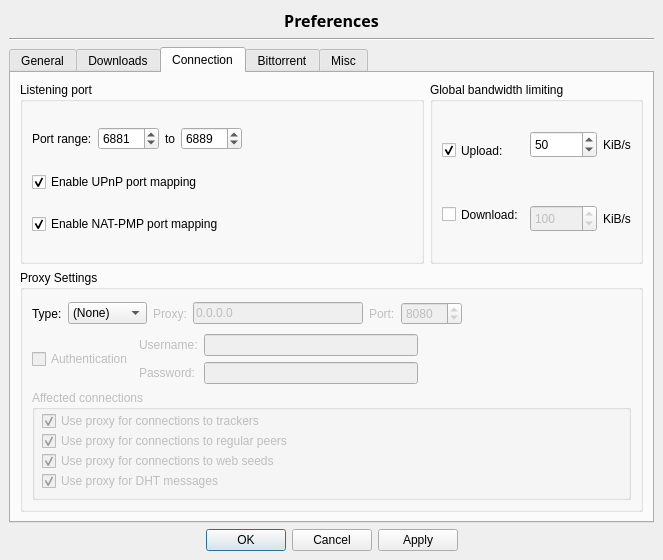
Qt form src/options.ui (qbittorrent/qBittorrent) before a commit.
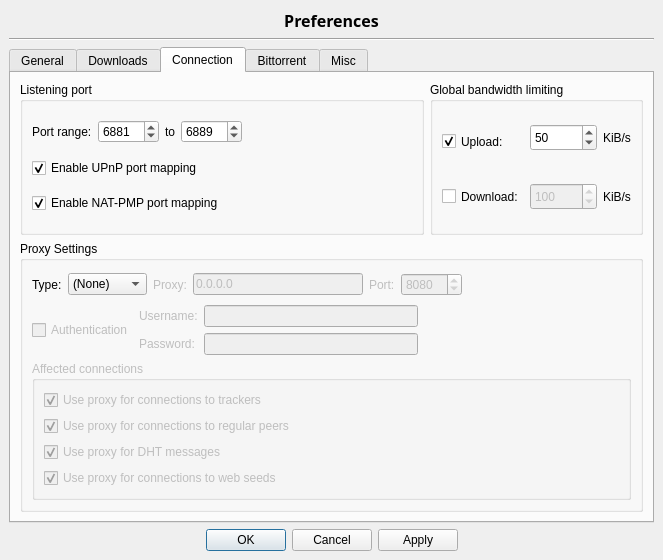
The same form after that commit. The open tabs and pages were chosen to show the change. Icons and pictures are not drawn.

Commit message: - BUGFIX: Fixed proxy layout in program preferences

Diff of the .ui file:
```diff
--- a/src/options.ui
+++ b/src/options.ui
@@ -947,14 +947,14 @@
               <property name="title" >
                <string>Affected connections</string>
               </property>
+              <layout class="QVBoxLayout" >
+               <item>
               <widget class="QCheckBox" name="checkProxyTrackers" >
-               <property name="geometry" >
-                <rect>
-                 <x>10</x>
-                 <y>20</y>
-                 <width>341</width>
-                 <height>22</height>
-                </rect>
+                 <property name="sizePolicy" >
+                  <sizepolicy vsizetype="Fixed" hsizetype="Expanding" >
+                   <horstretch>0</horstretch>
+                   <verstretch>0</verstretch>
+                  </sizepolicy>
                </property>
                <property name="text" >
                 <string>Use proxy for connections to trackers</string>
@@ -963,14 +963,14 @@
                 <bool>true</bool>
                </property>
               </widget>
+               </item>
+               <item>
               <widget class="QCheckBox" name="checkProxyPeers" >
-               <property name="geometry" >
-                <rect>
-                 <x>10</x>
-                 <y>40</y>
-                 <width>341</width>
-                 <height>22</height>
-                </rect>
+                 <property name="sizePolicy" >
+                  <sizepolicy vsizetype="Fixed" hsizetype="Expanding" >
+                   <horstretch>0</horstretch>
+                   <verstretch>0</verstretch>
+                  </sizepolicy>
                </property>
                <property name="text" >
                 <string>Use proxy for connections to regular peers</string>
@@ -979,30 +979,14 @@
                 <bool>true</bool>
                </property>
               </widget>
-              <widget class="QCheckBox" name="checkProxyWebseeds" >
-               <property name="geometry" >
-                <rect>
-                 <x>10</x>
-                 <y>60</y>
-                 <width>341</width>
-                 <height>22</height>
-                </rect>
-               </property>
-               <property name="text" >
-                <string>Use proxy for connections to web seeds</string>
-               </property>
-               <property name="checked" >
-                <bool>true</bool>
-               </property>
-              </widget>
+               </item>
+               <item>
               <widget class="QCheckBox" name="checkProxyDHT" >
-               <property name="geometry" >
-                <rect>
-                 <x>10</x>
-                 <y>80</y>
-                 <width>341</width>
-                 <height>22</height>
-                </rect>
+                 <property name="sizePolicy" >
+                  <sizepolicy vsizetype="Fixed" hsizetype="Expanding" >
+                   <horstretch>0</horstretch>
+                   <verstretch>0</verstretch>
+                  </sizepolicy>
                </property>
                <property name="text" >
                 <string>Use proxy for DHT messages</string>
@@ -1011,6 +995,24 @@
                 <bool>true</bool>
                </property>
               </widget>
+               </item>
+               <item>
+                <widget class="QCheckBox" name="checkProxyWebseeds" >
+                 <property name="sizePolicy" >
+                  <sizepolicy vsizetype="Fixed" hsizetype="Expanding" >
+                   <horstretch>0</horstretch>
+                   <verstretch>0</verstretch>
+                  </sizepolicy>
+                 </property>
+                 <property name="text" >
+                  <string>Use proxy for connections to web seeds</string>
+                 </property>
+                 <property name="checked" >
+                  <bool>true</bool>
+                 </property>
+                </widget>
+               </item>
+              </layout>
              </widget>
             </item>
            </layout>
```
Lines whose indentation alone changed are shown as unchanged. The commit also changes 1 other file.
